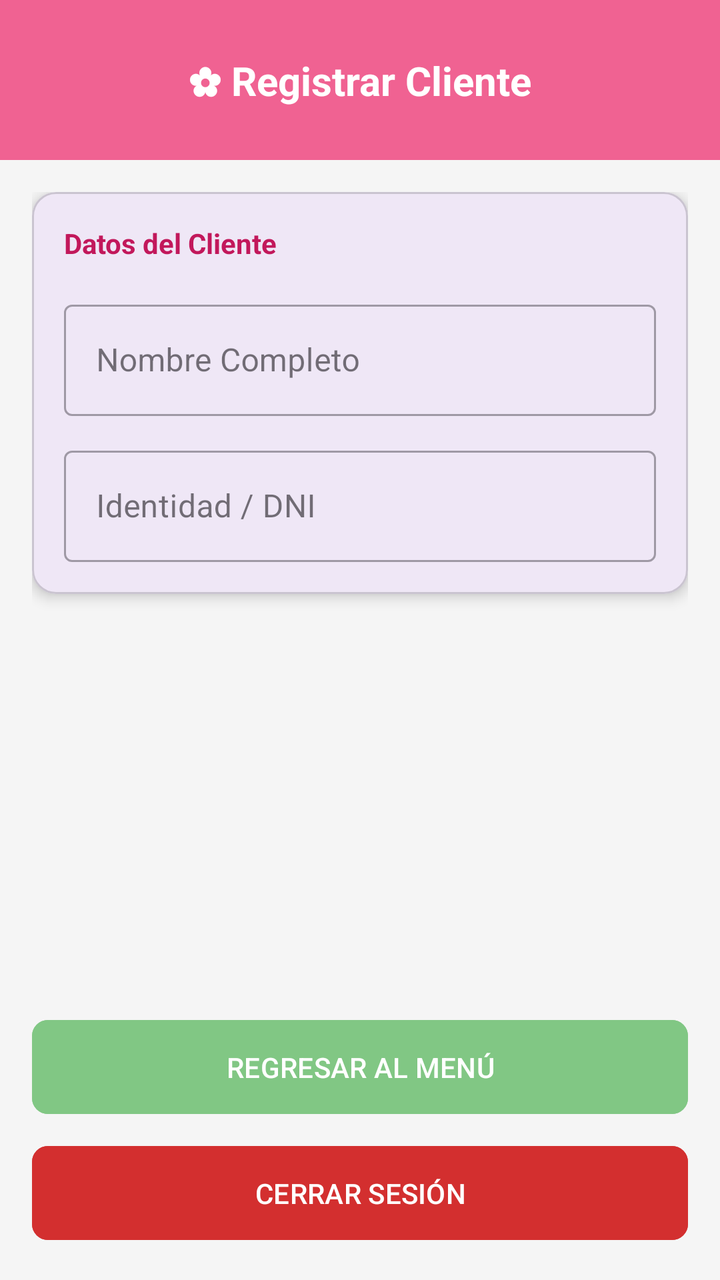
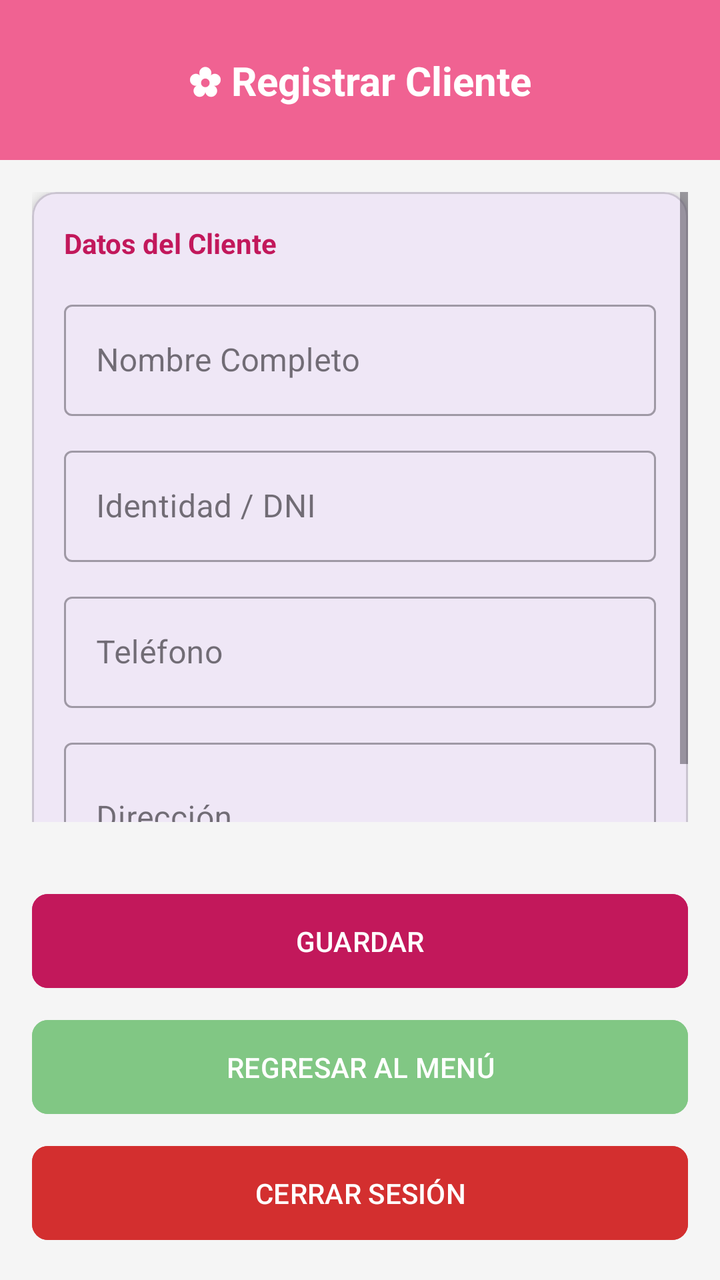

Compare the two renders of this Android layout. The source of the first and the diff that turns it into the second are given below.
<!-- AndroidManifest.xml: application theme Theme.Flowertl -->
<!-- res/layout/activity_registrar_cliente.xml -->
<?xml version="1.0" encoding="utf-8"?>
<androidx.constraintlayout.widget.ConstraintLayout xmlns:android="http://schemas.android.com/apk/res/android"
    xmlns:app="http://schemas.android.com/apk/res-auto"
    android:layout_width="match_parent"
    android:layout_height="match_parent"
    android:background="@color/gris_fondo">

    <View
        android:id="@+id/header"
        android:layout_width="match_parent"
        android:layout_height="80dp"
        android:background="@color/rosa_primario"
        app:layout_constraintTop_toTopOf="parent"/>

    <TextView
        android:layout_width="wrap_content"
        android:layout_height="wrap_content"
        android:text="@string/titulo_reg_cliente"
        android:textColor="@color/white"
        android:textSize="20sp"
        android:textStyle="bold"
        app:layout_constraintBottom_toBottomOf="@+id/header"
        app:layout_constraintEnd_toEndOf="parent"
        app:layout_constraintStart_toStartOf="parent"
        app:layout_constraintTop_toTopOf="@+id/header" />

    <ScrollView
        android:layout_width="match_parent"
        android:layout_height="0dp"
        android:padding="16dp"
        app:layout_constraintBottom_toTopOf="@+id/layout_buttons"
        app:layout_constraintTop_toBottomOf="@+id/header">

        <com.google.android.material.card.MaterialCardView
            android:layout_width="match_parent"
            android:layout_height="wrap_content"
            app:cardCornerRadius="12dp"
            app:cardElevation="4dp">

            <LinearLayout
                android:layout_width="match_parent"
                android:layout_height="wrap_content"
                android:orientation="vertical"
                android:padding="16dp">

                <TextView
                    android:layout_width="wrap_content"
                    android:layout_height="wrap_content"
                    android:text="@string/info_cliente"
                    android:textColor="@color/rosa_oscuro"
                    android:textStyle="bold"
                    android:layout_marginBottom="16dp"/>

                <com.google.android.material.textfield.TextInputLayout
                    android:layout_width="match_parent"
                    android:layout_height="wrap_content"
                    android:hint="@string/hint_nombre_completo"
                    style="@style/Widget.MaterialComponents.TextInputLayout.OutlinedBox">
                    <com.google.android.material.textfield.TextInputEditText
                        android:layout_width="match_parent"
                        android:layout_height="wrap_content"/>
                </com.google.android.material.textfield.TextInputLayout>

                <com.google.android.material.textfield.TextInputLayout
                    android:layout_width="match_parent"
                    android:layout_height="wrap_content"
                    android:hint="@string/hint_identidad"
                    android:layout_marginTop="12dp"
                    style="@style/Widget.MaterialComponents.TextInputLayout.OutlinedBox">
                    <com.google.android.material.textfield.TextInputEditText
                        android:layout_width="match_parent"
                        android:layout_height="wrap_content"/>
                </com.google.android.material.textfield.TextInputLayout>

            </LinearLayout>
        </com.google.android.material.card.MaterialCardView>
    </ScrollView>

    <LinearLayout
        android:id="@+id/layout_buttons"
        android:layout_width="match_parent"
        android:layout_height="wrap_content"
        android:orientation="vertical"
        android:padding="16dp"
        app:layout_constraintBottom_toBottomOf="parent">

        <com.google.android.material.button.MaterialButton
            android:id="@+id/btnRegresar"
            android:layout_width="match_parent"
            android:layout_height="55dp"
            android:text="@string/btn_regresar"
            app:cornerRadius="8dp"
            android:backgroundTint="@color/verde_secundario"
            android:textColor="@color/white"
            android:layout_marginBottom="8dp"/>

        <com.google.android.material.button.MaterialButton
            android:id="@+id/btnCerrarSesion"
            android:layout_width="match_parent"
            android:layout_height="55dp"
            android:text="@string/btn_cerrar_sesion"
            app:cornerRadius="8dp"
            android:backgroundTint="@color/rojo_error"
            android:textColor="@color/white"/>
    </LinearLayout>

</androidx.constraintlayout.widget.ConstraintLayout>
<!-- resources referenced by this layout -->
<resources>
  <color name="gris_fondo">#F5F5F5</color>
  <color name="rojo_error">#D32F2F</color>
  <color name="rosa_oscuro">#C2185B</color>
  <color name="rosa_primario">#F06292</color>
  <color name="verde_secundario">#81C784</color>
  <color name="white">#FFFFFFFF</color>
  <string name="btn_cerrar_sesion">CERRAR SESIÓN</string>
  <string name="btn_regresar">REGRESAR AL MENÚ</string>
  <string name="hint_identidad">Identidad / DNI</string>
  <string name="hint_nombre_completo">Nombre Completo</string>
  <string name="info_cliente">Datos del Cliente</string>
  <string name="titulo_reg_cliente">✿ Registrar Cliente</string>
  <style name="Theme.Flowertl" parent="Base.Theme.Flowertl" />
  <style name="Base.Theme.Flowertl" parent="Theme.Material3.DayNight.NoActionBar">
          
          
      </style>
</resources>

<!-- the commit's change to res/layout/activity_registrar_cliente.xml (unified diff, before → after) -->
@@ -57,8 +57,10 @@
                     android:hint="@string/hint_nombre_completo"
                     style="@style/Widget.MaterialComponents.TextInputLayout.OutlinedBox">
                     <com.google.android.material.textfield.TextInputEditText
+                        android:id="@+id/txtNombreCliente"
                         android:layout_width="match_parent"
-                        android:layout_height="wrap_content"/>
+                        android:layout_height="wrap_content"
+                        android:inputType="textPersonName|textCapWords"/>
                 </com.google.android.material.textfield.TextInputLayout>
 
                 <com.google.android.material.textfield.TextInputLayout
@@ -68,8 +70,37 @@
                     android:layout_marginTop="12dp"
                     style="@style/Widget.MaterialComponents.TextInputLayout.OutlinedBox">
                     <com.google.android.material.textfield.TextInputEditText
+                        android:id="@+id/txtIdentidadCliente"
                         android:layout_width="match_parent"
-                        android:layout_height="wrap_content"/>
+                        android:layout_height="wrap_content"
+                        android:inputType="text"/>
+                </com.google.android.material.textfield.TextInputLayout>
+
+                <com.google.android.material.textfield.TextInputLayout
+                    android:layout_width="match_parent"
+                    android:layout_height="wrap_content"
+                    android:hint="@string/hint_telefono"
+                    android:layout_marginTop="12dp"
+                    style="@style/Widget.MaterialComponents.TextInputLayout.OutlinedBox">
+                    <com.google.android.material.textfield.TextInputEditText
+                        android:id="@+id/txtTelefonoCliente"
+                        android:layout_width="match_parent"
+                        android:layout_height="wrap_content"
+                        android:inputType="phone"/>
+                </com.google.android.material.textfield.TextInputLayout>
+
+                <com.google.android.material.textfield.TextInputLayout
+                    android:layout_width="match_parent"
+                    android:layout_height="wrap_content"
+                    android:hint="@string/hint_direccion"
+                    android:layout_marginTop="12dp"
+                    style="@style/Widget.MaterialComponents.TextInputLayout.OutlinedBox">
+                    <com.google.android.material.textfield.TextInputEditText
+                        android:id="@+id/txtDireccionCliente"
+                        android:layout_width="match_parent"
+                        android:layout_height="wrap_content"
+                        android:inputType="textMultiLine"
+                        android:minLines="2"/>
                 </com.google.android.material.textfield.TextInputLayout>
 
             </LinearLayout>
@@ -83,6 +114,16 @@
         android:orientation="vertical"
         android:padding="16dp"
         app:layout_constraintBottom_toBottomOf="parent">
+
+        <com.google.android.material.button.MaterialButton
+            android:id="@+id/btnGuardarCliente"
+            android:layout_width="match_parent"
+            android:layout_height="55dp"
+            android:text="@string/btn_guardar"
+            app:cornerRadius="8dp"
+            android:backgroundTint="@color/rosa_oscuro"
+            android:textColor="@color/white"
+            android:layout_marginBottom="8dp"/>
 
         <com.google.android.material.button.MaterialButton
             android:id="@+id/btnRegresar"
<!-- resource entries referenced after the edit -->
@@ -7,9 +7,12 @@
   <color name="verde_secundario">#81C784</color>
   <color name="white">#FFFFFFFF</color>
   <string name="btn_cerrar_sesion">CERRAR SESIÓN</string>
+  <string name="btn_guardar">GUARDAR</string>
   <string name="btn_regresar">REGRESAR AL MENÚ</string>
+  <string name="hint_direccion">Dirección</string>
   <string name="hint_identidad">Identidad / DNI</string>
   <string name="hint_nombre_completo">Nombre Completo</string>
+  <string name="hint_telefono">Teléfono</string>
   <string name="info_cliente">Datos del Cliente</string>
   <string name="titulo_reg_cliente">✿ Registrar Cliente</string>
   <style name="Theme.Flowertl" parent="Base.Theme.Flowertl" />
